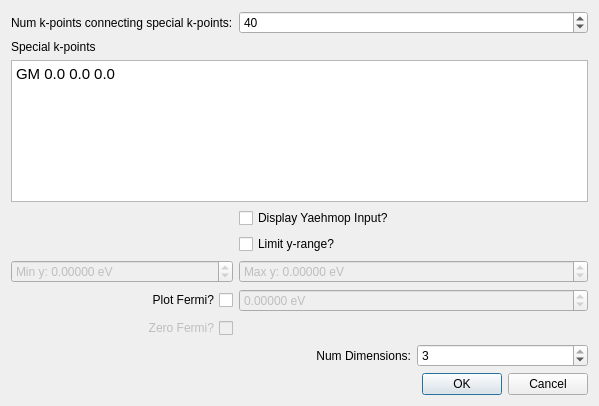
Qt form avogadro/qtplugins/yaehmop/banddialog.ui (OpenChemistry/avogadrolibs) before a commit.
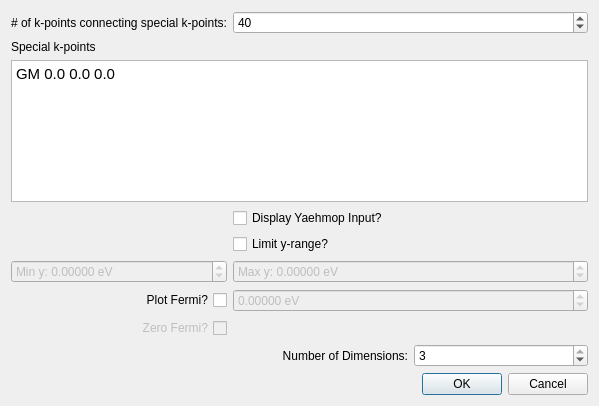
The same form after that commit.

Diff of the .ui file:
```diff
--- a/avogadro/qtplugins/yaehmop/banddialog.ui
+++ b/avogadro/qtplugins/yaehmop/banddialog.ui
@@ -78,7 +78,7 @@
    <item row="0" column="1">
     <widget class="QLabel" name="label">
      <property name="text">
-      <string>Num k-points connecting special k-points:</string>
+      <string># of k-points connecting special k-points:</string>
      </property>
     </widget>
    </item>
@@ -191,7 +191,7 @@
       <enum>Qt::LeftToRight</enum>
      </property>
      <property name="text">
-      <string>Num Dimensions:</string>
+      <string>Number of Dimensions:</string>
      </property>
      <property name="alignment">
       <set>Qt::AlignRight|Qt::AlignTrailing|Qt::AlignVCenter</set>
```
Left out of the diff: 4 changed lines with no effect on the pictures.
